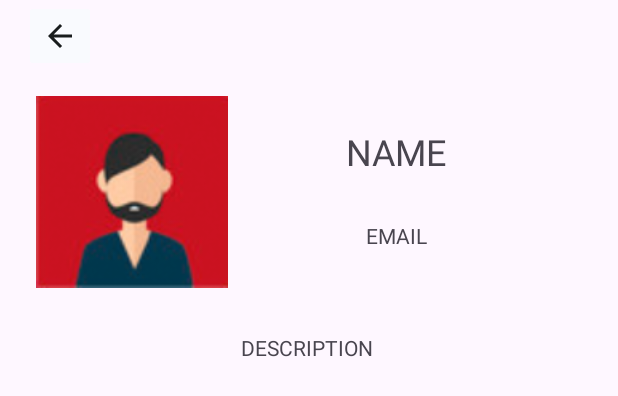
After one commit to Seanomatic123/VideoStreamingApp, an Android app: the layout activity_profile_detail.xml on its own in the app's theme, with its tools: preview values and no code run, on a phone screen of 412 x 824 dp. The commit adds this screen. Shown: the top 396 px of the screen. Run offline under Robolectric (Android 15) with nearby library versions, the phone set to English and light mode, and no system bars.

Commit message:
Add Recycler View

```diff
--- a/app/src/main/AndroidManifest.xml
+++ b/app/src/main/AndroidManifest.xml
@@ -20,6 +20,9 @@
         android:supportsRtl="true"
         android:theme="@style/Theme.VideoStreamingApp"
         tools:targetApi="31">
+        <activity
+            android:name=".ProfileDetailActivity"
+            android:exported="false" />
         <activity
             android:name=".RecyclerViewActivity"
             android:exported="false" />
--- /dev/null
+++ b/app/src/main/java/com/example/videostreamingapp/RecyclerViewInterface.java
@@ -0,0 +1,5 @@
+package com.example.videostreamingapp;
+
+public interface RecyclerViewInterface {
+    void onItemClick(int position);
+}
--- a/app/src/main/res/layout/activity_main.xml
+++ b/app/src/main/res/layout/activity_main.xml
@@ -46,7 +46,7 @@
             app:layout_constraintVertical_bias="0.411" />
 
         <TextView
-            android:id="@+id/textView"
+            android:id="@+id/textProfileEmailView"
             android:layout_width="166dp"
             android:layout_height="32dp"
             android:fontFamily="@font/noir_pro_regular"
--- /dev/null
+++ b/app/src/main/res/layout/activity_profile_detail.xml
@@ -0,0 +1,69 @@
+<?xml version="1.0" encoding="utf-8"?>
+<androidx.constraintlayout.widget.ConstraintLayout xmlns:android="http://schemas.android.com/apk/res/android"
+    xmlns:app="http://schemas.android.com/apk/res-auto"
+    xmlns:tools="http://schemas.android.com/tools"
+    android:layout_width="match_parent"
+    android:layout_height="match_parent"
+    tools:context=".ProfileDetailActivity">
+
+    <ImageButton
+        android:id="@+id/profilePrevScreen"
+        android:layout_width="48dp"
+        android:layout_height="48dp"
+        android:backgroundTint="@color/whitebackground"
+        app:layout_constraintEnd_toEndOf="parent"
+        app:layout_constraintHorizontal_bias="0.044"
+        app:layout_constraintStart_toStartOf="parent"
+        app:layout_constraintTop_toTopOf="parent"
+        app:layout_constraintVertical_bias="0.363"
+        app:srcCompat="?attr/actionModeCloseDrawable"
+        app:tint="@color/blacktext" />
+
+    <ImageView
+        android:id="@+id/imageProfileView"
+        android:layout_width="128dp"
+        android:layout_height="128dp"
+        android:layout_marginStart="24dp"
+        android:layout_marginTop="64dp"
+        app:layout_constraintStart_toStartOf="parent"
+        app:layout_constraintTop_toTopOf="parent"
+        app:srcCompat="@drawable/a" />
+
+    <TextView
+        android:id="@+id/textProfileNameView"
+        android:layout_width="224dp"
+        android:layout_height="42dp"
+        android:gravity="center"
+        android:text="NAME"
+        android:textSize="24dp"
+        app:layout_constraintBottom_toBottomOf="@+id/imageProfileView"
+        app:layout_constraintStart_toEndOf="@+id/imageProfileView"
+        app:layout_constraintTop_toTopOf="@+id/imageProfileView"
+        app:layout_constraintVertical_bias="0.186" />
+
+    <TextView
+        android:id="@+id/textProfileEmailView"
+        android:layout_width="224dp"
+        android:layout_height="39dp"
+        android:gravity="center"
+        android:text="EMAIL"
+        android:textSize="14dp"
+        app:layout_constraintBottom_toBottomOf="@+id/imageProfileView"
+        app:layout_constraintStart_toEndOf="@+id/imageProfileView"
+        app:layout_constraintTop_toBottomOf="@+id/textProfileNameView" />
+
+    <TextView
+        android:id="@+id/textProfileDescriptionView"
+        android:layout_width="361dp"
+        android:layout_height="361dp"
+        android:layout_marginStart="24dp"
+        android:layout_marginEnd="24dp"
+        android:text="DESCRIPTION"
+        android:textAlignment="center"
+        app:layout_constraintBottom_toBottomOf="parent"
+        app:layout_constraintEnd_toEndOf="parent"
+        app:layout_constraintHorizontal_bias="0.0"
+        app:layout_constraintStart_toStartOf="parent"
+        app:layout_constraintTop_toBottomOf="@+id/imageProfileView"
+        app:layout_constraintVertical_bias="0.112" />
+</androidx.constraintlayout.widget.ConstraintLayout>
```
Also changed, not shown: app/src/main/java/com/example/videostreamingapp/Item.java (deleted, +0 -37 lines), app/src/main/java/com/example/videostreamingapp/ItemModel.java (added, +58 -0 lines), app/src/main/java/com/example/videostreamingapp/MyAdapter.java (+46 -11 lines), app/src/main/java/com/example/videostreamingapp/MyViewHolder.java (deleted, +0 -22 lines), app/src/main/java/com/example/videostreamingapp/ProfileDetailActivity.java (added, +53 -0 lines), app/src/main/java/com/example/videostreamingapp/RecyclerViewActivity.java (+44 -28 lines), app/src/main/res/values/strings.xml (+34 -0 lines).
